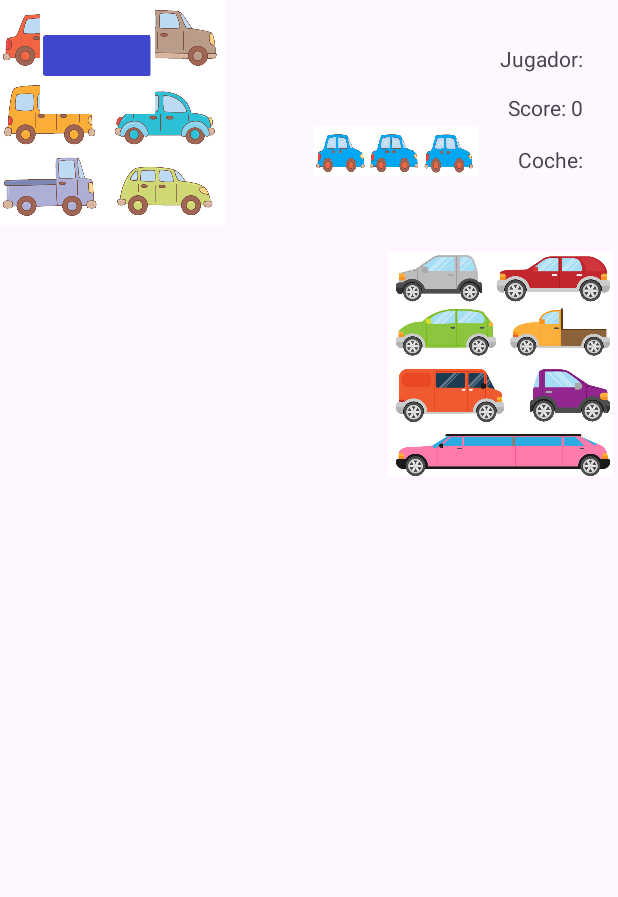
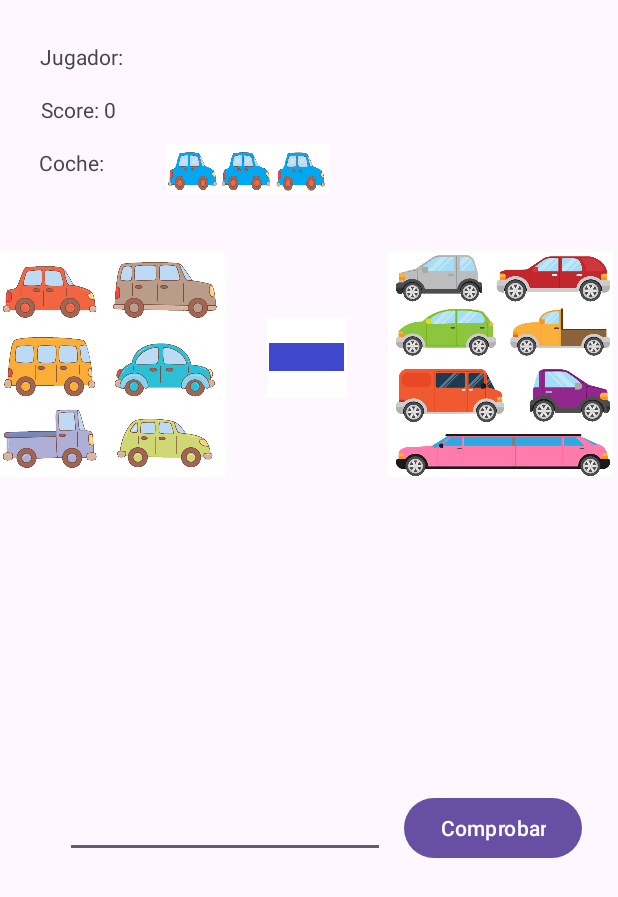
Before and after one commit to juanka2023/operaciones, an Android app: the Mainnivel2 screen opened directly, with no data from a screen before it, on a phone screen of 412 x 824 dp. Shown: the top 897 px of the screen. Run offline under Robolectric (Android 15) with nearby library versions, the phone set to English and light mode, and no system bars.

Commit message:
mañana seguimos

```diff
--- a/app/src/main/java/com/example/operaciones/MainActivityNivel2.java
+++ /dev/null
@@ -1,4 +0,0 @@
-package com.example.operaciones;
-
-public class MainActivityNivel2 {
-}
--- a/app/src/main/res/layout/activity_mainnivel2.xml
+++ b/app/src/main/res/layout/activity_mainnivel2.xml
@@ -10,41 +10,42 @@
         android:id="@+id/textView"
         android:layout_width="wrap_content"
         android:layout_height="wrap_content"
-        android:layout_marginTop="29dp"
-        android:layout_marginEnd="23dp"
+        android:layout_marginTop="28dp"
         android:text="@string/jugador_nombre"
         app:layout_constraintEnd_toEndOf="parent"
+        app:layout_constraintHorizontal_bias="0.075"
+        app:layout_constraintStart_toStartOf="parent"
         app:layout_constraintTop_toTopOf="parent" />
 
     <TextView
         android:id="@+id/textView2"
         android:layout_width="wrap_content"
         android:layout_height="wrap_content"
-        android:layout_marginTop="13dp"
-        android:layout_marginEnd="23dp"
+        android:layout_marginTop="16dp"
         android:text="@string/total_score"
         app:layout_constraintEnd_toEndOf="parent"
+        app:layout_constraintHorizontal_bias="0.075"
+        app:layout_constraintStart_toStartOf="parent"
         app:layout_constraintTop_toBottomOf="@+id/textView" />
 
     <TextView
         android:id="@+id/textView3"
-        android:layout_width="wrap_content"
-        android:layout_height="wrap_content"
-        android:layout_marginTop="15dp"
-        android:layout_marginEnd="23dp"
+        android:layout_width="56dp"
+        android:layout_height="30dp"
+        android:layout_marginTop="16dp"
         android:text="@string/et_vidas"
         app:layout_constraintEnd_toEndOf="parent"
+        app:layout_constraintHorizontal_bias="0.073"
+        app:layout_constraintStart_toStartOf="parent"
         app:layout_constraintTop_toBottomOf="@+id/textView2" />
 
     <ImageView
         android:id="@+id/ivida"
         android:layout_width="109dp"
         android:layout_height="33dp"
-        android:layout_marginStart="210dp"
-        android:layout_marginTop="84dp"
-        android:layout_marginEnd="27dp"
-        app:layout_constraintEnd_toStartOf="@+id/textView3"
-        app:layout_constraintStart_toStartOf="parent"
+        android:layout_marginTop="96dp"
+        android:layout_marginEnd="192dp"
+        app:layout_constraintEnd_toEndOf="parent"
         app:layout_constraintTop_toTopOf="parent"
         app:srcCompat="@drawable/tequeda3vida" />
 
@@ -63,18 +64,44 @@
         android:id="@+id/imageValor1"
         android:layout_width="150dp"
         android:layout_height="150dp"
+        android:layout_marginTop="168dp"
         android:contentDescription=" "
+        app:layout_constraintTop_toTopOf="parent"
         app:srcCompat="@drawable/seis"
-        tools:layout_editor_absoluteX="5dp"
-        tools:layout_editor_absoluteY="173dp" />
+        tools:layout_editor_absoluteX="0dp" />
 
     <ImageView
         android:id="@+id/ivsigno"
-        android:layout_width="130dp"
-        android:layout_height="76dp"
+        android:layout_width="105dp"
+        android:layout_height="53dp"
+        android:layout_marginStart="152dp"
+        android:layout_marginTop="212dp"
         android:contentDescription="@string/app_name"
-        app:srcCompat="@drawable/resta"
-        tools:layout_editor_absoluteX="140dp"
-        tools:layout_editor_absoluteY="207dp" />
+        app:layout_constraintStart_toStartOf="parent"
+        app:layout_constraintTop_toTopOf="parent"
+        app:srcCompat="@drawable/resta" />
+
+    <Button
+        android:id="@+id/button2"
+        android:layout_width="wrap_content"
+        android:layout_height="wrap_content"
+        android:layout_marginEnd="24dp"
+        android:layout_marginBottom="248dp"
+        android:text="@string/boton_sumar"
+        app:layout_constraintBottom_toBottomOf="parent"
+        app:layout_constraintEnd_toEndOf="parent" />
+
+    <EditText
+        android:id="@+id/editTextNumber"
+        android:layout_width="wrap_content"
+        android:layout_height="wrap_content"
+        android:layout_marginStart="32dp"
+        android:layout_marginBottom="252dp"
+        android:ems="10"
+        android:inputType="number"
+        app:layout_constraintBottom_toBottomOf="parent"
+        app:layout_constraintEnd_toStartOf="@+id/button2"
+        app:layout_constraintHorizontal_bias="0.47"
+        app:layout_constraintStart_toStartOf="parent" />
 
 </androidx.constraintlayout.widget.ConstraintLayout>
```
Also changed, not shown: app/src/main/java/com/example/operaciones/MainActivity.java (+4 -3 lines), app/src/main/java/com/example/operaciones/Mainnivel1.java (+66 -62 lines).
